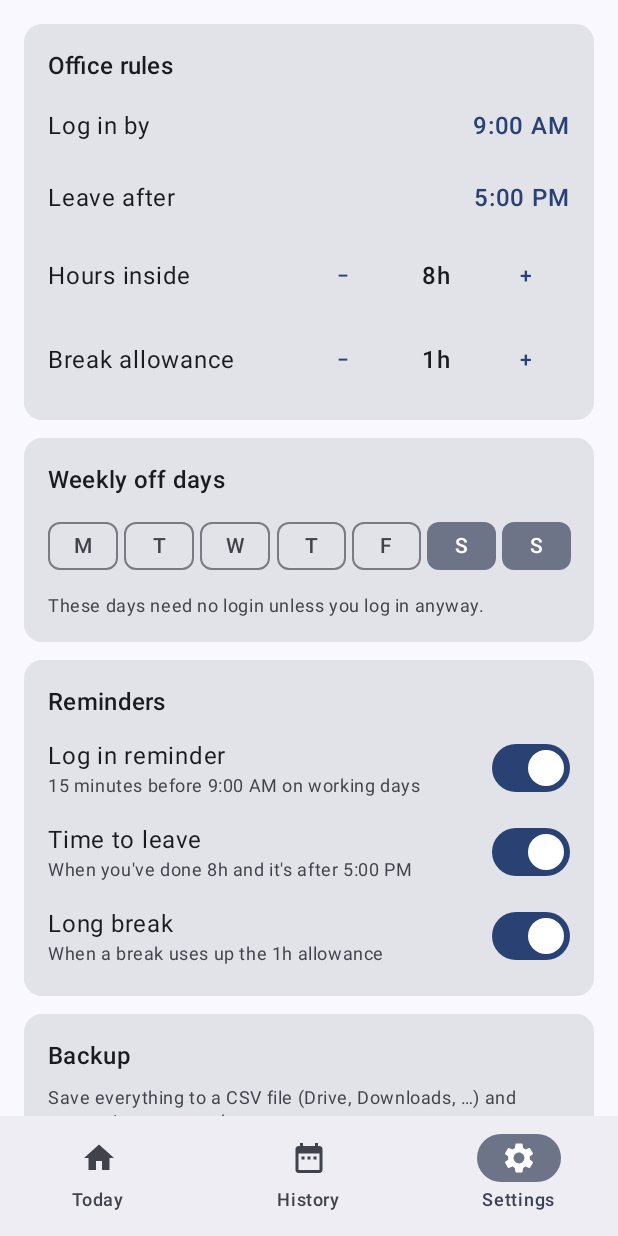
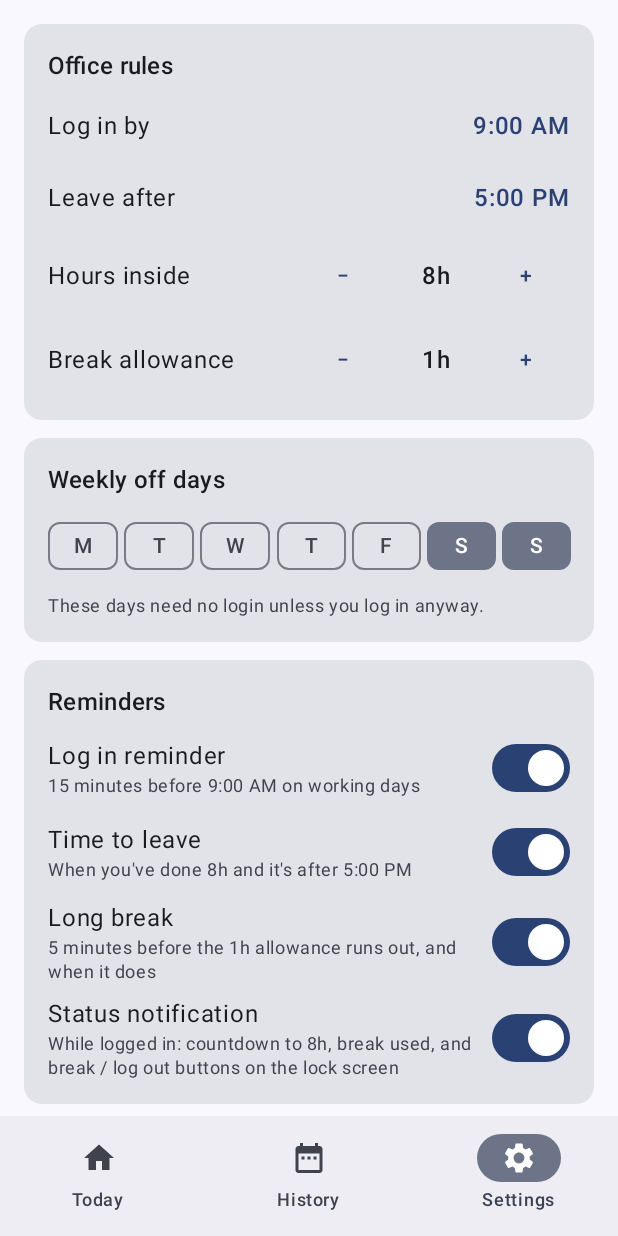
Before and after one commit to gkgsiva/tracker, an Android app built with Jetpack Compose: the screen it shows after launch (MainActivity), item 3 of the bottom bar chosen, on a phone screen of 412 x 824 dp. Run offline under Robolectric (Android 15) with nearby library versions, the phone set to English and light mode, and no system bars; our stand-ins replace Room's generated code.

Commit message:
Add status notification, quick settings tile and earlier break warning
- While logged in, an ongoing silent notification shows a system-drawn
  countdown to the required hours (or the break total while on a break),
  leave time and break used, with Start break / End break / Log out
  actions that work from the lock screen. Toggle in Settings.
- Quick settings tile logs in, starts or ends a break with one tap.
- The break reminder now warns 5 minutes before the allowance runs out,
  then again when it does.

Co-Authored-By: Claude Opus 5.5 (1M context) <noreply@anthropic.com>
Claude-Session: https://claude.ai/code/session_01Lp136no5xCLgL2Nuw7NZEz

```diff
--- a/app/src/main/java/com/gkgsiva/tracker/domain/Rules.kt
+++ b/app/src/main/java/com/gkgsiva/tracker/domain/Rules.kt
@@ -22,4 +22,6 @@ data class Settings(
     val remindLeave: Boolean = true,
     /** Notify when the break allowance runs out during a break. */
     val remindBreak: Boolean = true,
+    /** Ongoing notification with a countdown while logged in. */
+    val statusNotification: Boolean = true,
 )
--- a/app/src/main/java/com/gkgsiva/tracker/system/Reminders.kt
+++ b/app/src/main/java/com/gkgsiva/tracker/system/Reminders.kt
@@ -33,12 +33,15 @@ object Reminders {
     private const val LOGIN = 1
     private const val LEAVE = 2
     private const val BREAK = 3
+    /** Silent: refreshes the status notification when the required hours are reached. */
+    private const val TARGET = 4
     private const val EXTRA_KIND = "kind"
     private val LOGIN_LEAD: Duration = Duration.ofMinutes(15)
+    private val BREAK_LEAD: Duration = Duration.ofMinutes(5)
 
     suspend fun reschedule(context: Context) {
         val am = context.getSystemService(AlarmManager::class.java)
-        listOf(LOGIN, LEAVE, BREAK).forEach { am.cancel(pending(context, it)) }
+        listOf(LOGIN, LEAVE, BREAK, TARGET).forEach { am.cancel(pending(context, it)) }
 
         val settings = SettingsStore.get(context)
         val now = LocalDateTime.now()
@@ -56,11 +59,18 @@ object Reminders {
                 break
             }
         }
+        if (today.status == DayStatus.INSIDE && !today.targetMet) {
+            set(context, am, TARGET, now.plus(today.remaining).plusSeconds(1))
+        }
         if (settings.remindLeave && today.status == DayStatus.INSIDE) {
             today.expectedLeave?.let { set(context, am, LEAVE, now.toLocalDate().atTime(it)) }
         }
         if (settings.remindBreak && today.status == DayStatus.ON_BREAK) {
-            today.returnBy?.let { set(context, am, BREAK, now.toLocalDate().atTime(it)) }
+            // Warn a few minutes before the allowance runs out, then again when it does.
+            today.returnBy?.let { returnBy ->
+                val end = now.toLocalDate().atTime(returnBy)
+                set(context, am, BREAK, if (end.minus(BREAK_LEAD) > now) end.minus(BREAK_LEAD) else end)
+            }
         }
     }
 
@@ -90,10 +100,15 @@ object Reminders {
                 notify(context, kind, "You can leave now", "${s.inside.formatHm()} inside today. Remember to log out.")
             }
             BREAK -> if (s.status == DayStatus.ON_BREAK) {
-                notify(context, kind, "Break allowance used", "You've had ${s.breaks.formatHm()} of break today.")
+                val returnBy = s.returnBy
+                if (returnBy != null && s.breakLeft > Duration.ofMinutes(1)) {
+                    notify(context, kind, "Break ends at ${returnBy.formatClock()}", "${s.breakLeft.formatHm()} of break allowance left.")
+                } else {
+                    notify(context, kind, "Break allowance used", "You've had ${s.breaks.formatHm()} of break today.")
+                }
             }
         }
-        reschedule(context)
+        Tracker.onChanged(context)
     }
 
     private fun notify(context: Context, id: Int, title: String, text: String) {
--- a/app/src/main/java/com/gkgsiva/tracker/system/SettingsStore.kt
+++ b/app/src/main/java/com/gkgsiva/tracker/system/SettingsStore.kt
@@ -31,6 +31,7 @@ object SettingsStore {
             .putBoolean("remindLogin", settings.remindLogin)
             .putBoolean("remindLeave", settings.remindLeave)
             .putBoolean("remindBreak", settings.remindBreak)
+            .putBoolean("statusNotification", settings.statusNotification)
             .apply()
         (flow(context) as MutableStateFlow).value = settings
     }
@@ -52,6 +53,7 @@ object SettingsStore {
             remindLogin = p.getBoolean("remindLogin", d.remindLogin),
             remindLeave = p.getBoolean("remindLeave", d.remindLeave),
             remindBreak = p.getBoolean("remindBreak", d.remindBreak),
+            statusNotification = p.getBoolean("statusNotification", d.statusNotification),
         )
     }
 }
--- a/app/src/main/java/com/gkgsiva/tracker/system/Tracker.kt
+++ b/app/src/main/java/com/gkgsiva/tracker/system/Tracker.kt
@@ -58,5 +58,7 @@ object Tracker {
     suspend fun onChanged(context: Context) {
         TrackerWidget.updateAll(context)
         Reminders.reschedule(context)
+        StatusNotification.update(context, summary(context, LocalDate.now()))
+        BreakTileService.requestUpdate(context)
     }
 }
--- a/app/src/main/java/com/gkgsiva/tracker/ui/SettingsScreen.kt
+++ b/app/src/main/java/com/gkgsiva/tracker/ui/SettingsScreen.kt
@@ -128,9 +128,14 @@ fun SettingsScreen(settings: Settings, vm: TrackerViewModel) {
             ) { setReminder(settings.copy(remindLeave = it)) }
             SwitchRow(
                 "Long break",
-                "When a break uses up the ${rules.breakAllowance.formatShort()} allowance",
+                "5 minutes before the ${rules.breakAllowance.formatShort()} allowance runs out, and when it does",
                 settings.remindBreak,
             ) { setReminder(settings.copy(remindBreak = it)) }
+            SwitchRow(
+                "Status notification",
+                "While logged in: countdown to ${rules.requiredInside.formatShort()}, break used, and break / log out buttons on the lock screen",
+                settings.statusNotification,
+            ) { setReminder(settings.copy(statusNotification = it)) }
         }
 
         Section("Backup") {
@@ -152,7 +157,10 @@ fun SettingsScreen(settings: Settings, vm: TrackerViewModel) {
             ) { Text("Clear all data") }
         }
 
-        Hint("Tip: long-press your home screen → Widgets → Office Tracker for one-tap login and breaks.")
+        Hint(
+            "Tips: long-press your home screen → Widgets → Office Tracker for one-tap login and breaks. " +
+                "Edit your quick settings panel to add the Office Tracker tile for breaks from the lock screen."
+        )
     }
 
     editingTime?.let { which ->
```
Also changed, not shown: app/src/main/AndroidManifest.xml (+14 -0 lines), app/src/main/java/com/gkgsiva/tracker/system/BreakTileService.kt (added, +72 -0 lines), app/src/main/java/com/gkgsiva/tracker/system/StatusNotification.kt (added, +93 -0 lines), app/src/main/java/com/gkgsiva/tracker/system/TrackerWidget.kt (+10 -7 lines), 1 other file.
